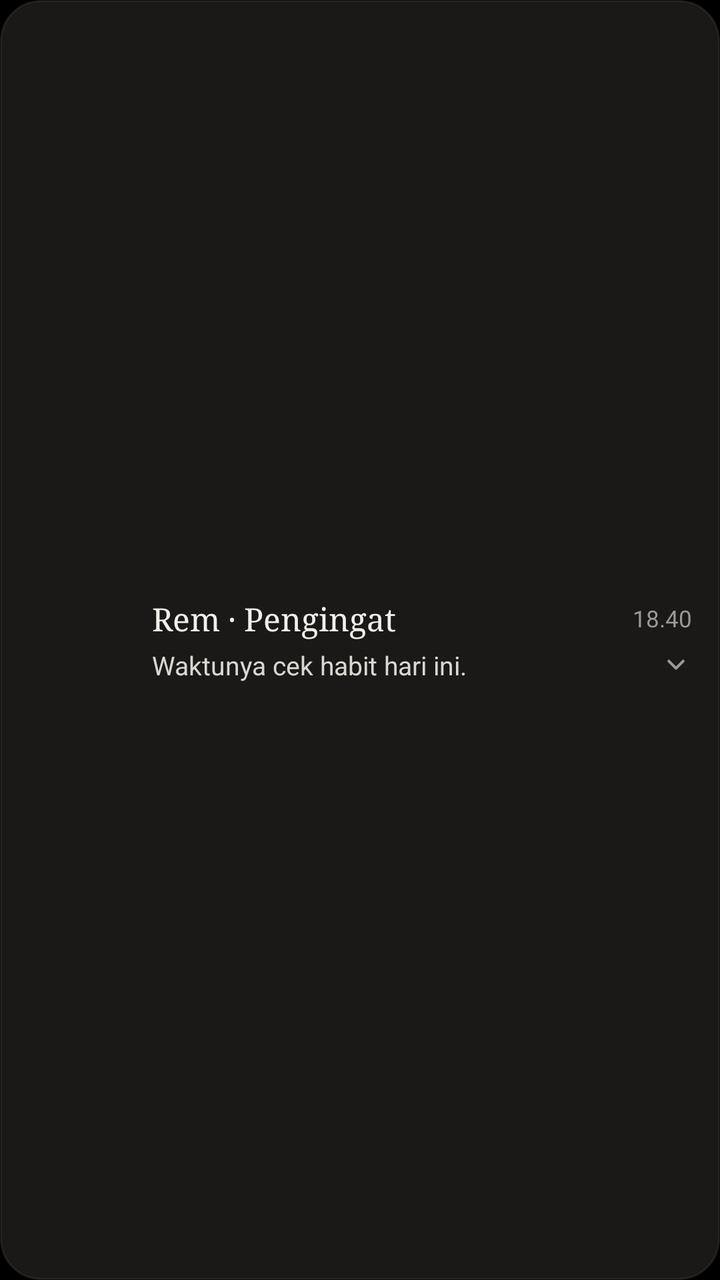
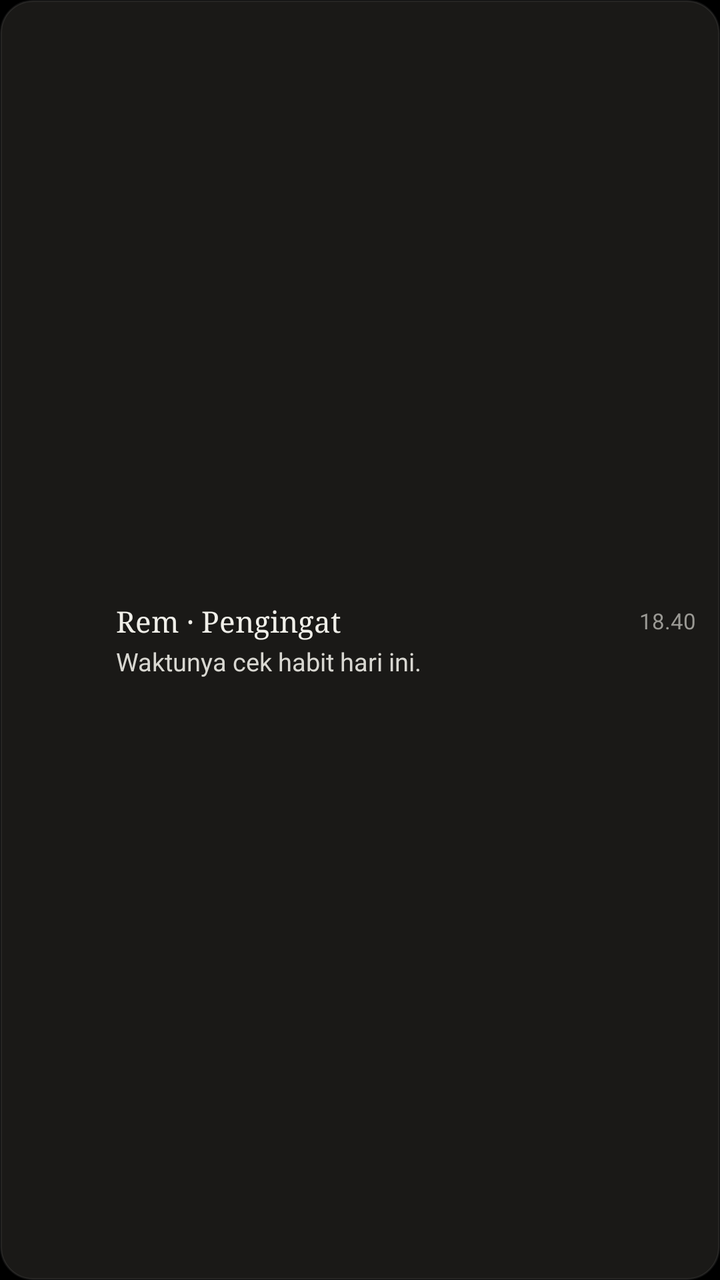

Screens rendered from an Android XML layout before and after an edit, with the pre-edit source and the edit as a unified diff.
<!-- AndroidManifest.xml: application theme Theme.EcosystemKu -->
<!-- res/layout/notif_rem_compact.xml -->
<?xml version="1.0" encoding="utf-8"?>
<LinearLayout xmlns:android="http://schemas.android.com/apk/res/android"
    android:layout_width="match_parent"
    android:layout_height="wrap_content"
    android:background="@drawable/bg_rem_notif_card"
    android:gravity="center_vertical"
    android:orientation="horizontal"
    android:paddingStart="14dp"
    android:paddingTop="12dp"
    android:paddingEnd="14dp"
    android:paddingBottom="12dp">

    <ImageView
        android:id="@+id/notif_avatar"
        android:layout_width="50dp"
        android:layout_height="50dp"
        android:contentDescription="@string/app_name"
        android:scaleType="fitCenter" />

    <LinearLayout
        android:layout_width="0dp"
        android:layout_height="wrap_content"
        android:layout_marginStart="12dp"
        android:layout_weight="1"
        android:orientation="vertical">

        <LinearLayout
            android:layout_width="match_parent"
            android:layout_height="wrap_content"
            android:gravity="center_vertical"
            android:orientation="horizontal">

            <TextView
                android:id="@+id/notif_title"
                android:layout_width="0dp"
                android:layout_height="wrap_content"
                android:layout_weight="1"
                android:ellipsize="end"
                android:fontFamily="serif"
                android:maxLines="1"
                android:text="Rem · Pengingat"
                android:textColor="#F0EFE9"
                android:textSize="16sp"
                android:textStyle="normal" />

            <TextView
                android:id="@+id/notif_time"
                android:layout_width="wrap_content"
                android:layout_height="wrap_content"
                android:layout_marginStart="8dp"
                android:fontFamily="sans-serif"
                android:text="18.40"
                android:textColor="#9A9994"
                android:textSize="11.5sp" />
        </LinearLayout>

        <LinearLayout
            android:layout_width="match_parent"
            android:layout_height="wrap_content"
            android:layout_marginTop="4dp"
            android:gravity="center_vertical"
            android:orientation="horizontal">

            <TextView
                android:id="@+id/notif_body"
                android:layout_width="0dp"
                android:layout_height="wrap_content"
                android:layout_weight="1"
                android:ellipsize="end"
                android:fontFamily="sans-serif"
                android:lineSpacingExtra="2dp"
                android:maxLines="2"
                android:text="Waktunya cek habit hari ini."
                android:textColor="#D8D7D1"
                android:textSize="13sp" />

            <ImageView
                android:layout_width="16dp"
                android:layout_height="16dp"
                android:layout_marginStart="8dp"
                android:contentDescription="@null"
                android:src="@drawable/ic_rem_notif_chevron" />
        </LinearLayout>
    </LinearLayout>
</LinearLayout>
<!-- resources referenced by this layout -->
<resources>
  <!-- drawable bg_rem_notif_card (drawable) -->
  <?xml version="1.0" encoding="utf-8"?>
  <shape xmlns:android="http://schemas.android.com/apk/res/android"
      android:shape="rectangle">
      <solid android:color="#1A1917" />
      <corners android:radius="20dp" />
      <stroke
          android:width="1dp"
          android:color="#14F0EFE9" />
  </shape>
  <!-- drawable ic_rem_notif_chevron (drawable) -->
  <?xml version="1.0" encoding="utf-8"?>
  <vector xmlns:android="http://schemas.android.com/apk/res/android"
      android:width="18dp"
      android:height="18dp"
      android:viewportWidth="20"
      android:viewportHeight="20">
      <path
          android:fillColor="#00000000"
          android:pathData="M5.5,7.75L10,12.25L14.5,7.75"
          android:strokeWidth="1.7"
          android:strokeColor="#9A9994"
          android:strokeLineCap="round"
          android:strokeLineJoin="round" />
  </vector>
  <string name="app_name">Asisten Rem</string>
  <style name="Theme.EcosystemKu" parent="android:Theme.Material.NoActionBar">
          <item name="android:windowBackground">@android:color/black</item>
          <item name="android:statusBarColor">@android:color/transparent</item>
          <item name="android:navigationBarColor">@android:color/transparent</item>
      </style>
</resources>

<!-- the commit's change to res/layout/notif_rem_compact.xml (unified diff, before → after) -->
@@ -5,22 +5,22 @@
     android:background="@drawable/bg_rem_notif_card"
     android:gravity="center_vertical"
     android:orientation="horizontal"
-    android:paddingStart="14dp"
-    android:paddingTop="12dp"
-    android:paddingEnd="14dp"
-    android:paddingBottom="12dp">
+    android:paddingStart="10dp"
+    android:paddingTop="6dp"
+    android:paddingEnd="12dp"
+    android:paddingBottom="6dp">
 
     <ImageView
         android:id="@+id/notif_avatar"
-        android:layout_width="50dp"
-        android:layout_height="50dp"
+        android:layout_width="38dp"
+        android:layout_height="38dp"
         android:contentDescription="@string/app_name"
         android:scaleType="fitCenter" />
 
     <LinearLayout
         android:layout_width="0dp"
         android:layout_height="wrap_content"
-        android:layout_marginStart="12dp"
+        android:layout_marginStart="10dp"
         android:layout_weight="1"
         android:orientation="vertical">
 
@@ -40,7 +40,7 @@
                 android:maxLines="1"
                 android:text="Rem · Pengingat"
                 android:textColor="#F0EFE9"
-                android:textSize="16sp"
+                android:textSize="14.5sp"
                 android:textStyle="normal" />
 
             <TextView
@@ -49,37 +49,22 @@
                 android:layout_height="wrap_content"
                 android:layout_marginStart="8dp"
                 android:fontFamily="sans-serif"
+                android:maxLines="1"
                 android:text="18.40"
                 android:textColor="#9A9994"
-                android:textSize="11.5sp" />
+                android:textSize="11sp" />
         </LinearLayout>
 
-        <LinearLayout
+        <TextView
+            android:id="@+id/notif_body"
             android:layout_width="match_parent"
             android:layout_height="wrap_content"
-            android:layout_marginTop="4dp"
-            android:gravity="center_vertical"
-            android:orientation="horizontal">
-
-            <TextView
-                android:id="@+id/notif_body"
-                android:layout_width="0dp"
-                android:layout_height="wrap_content"
-                android:layout_weight="1"
-                android:ellipsize="end"
-                android:fontFamily="sans-serif"
-                android:lineSpacingExtra="2dp"
-                android:maxLines="2"
-                android:text="Waktunya cek habit hari ini."
-                android:textColor="#D8D7D1"
-                android:textSize="13sp" />
-
-            <ImageView
-                android:layout_width="16dp"
-                android:layout_height="16dp"
-                android:layout_marginStart="8dp"
-                android:contentDescription="@null"
-                android:src="@drawable/ic_rem_notif_chevron" />
-        </LinearLayout>
+            android:layout_marginTop="2dp"
+            android:ellipsize="end"
+            android:fontFamily="sans-serif"
+            android:maxLines="1"
+            android:text="Waktunya cek habit hari ini."
+            android:textColor="#D8D7D1"
+            android:textSize="12.5sp" />
     </LinearLayout>
 </LinearLayout>
<!-- resource entries referenced after the edit -->
@@ -5,26 +5,11 @@
   <shape xmlns:android="http://schemas.android.com/apk/res/android"
       android:shape="rectangle">
       <solid android:color="#1A1917" />
-      <corners android:radius="20dp" />
+      <corners android:radius="16dp" />
       <stroke
           android:width="1dp"
           android:color="#14F0EFE9" />
   </shape>
-  <!-- drawable ic_rem_notif_chevron (drawable) -->
-  <?xml version="1.0" encoding="utf-8"?>
-  <vector xmlns:android="http://schemas.android.com/apk/res/android"
-      android:width="18dp"
-      android:height="18dp"
-      android:viewportWidth="20"
-      android:viewportHeight="20">
-      <path
-          android:fillColor="#00000000"
-          android:pathData="M5.5,7.75L10,12.25L14.5,7.75"
-          android:strokeWidth="1.7"
-          android:strokeColor="#9A9994"
-          android:strokeLineCap="round"
-          android:strokeLineJoin="round" />
-  </vector>
   <string name="app_name">Asisten Rem</string>
   <style name="Theme.EcosystemKu" parent="android:Theme.Material.NoActionBar">
           <item name="android:windowBackground">@android:color/black</item>
